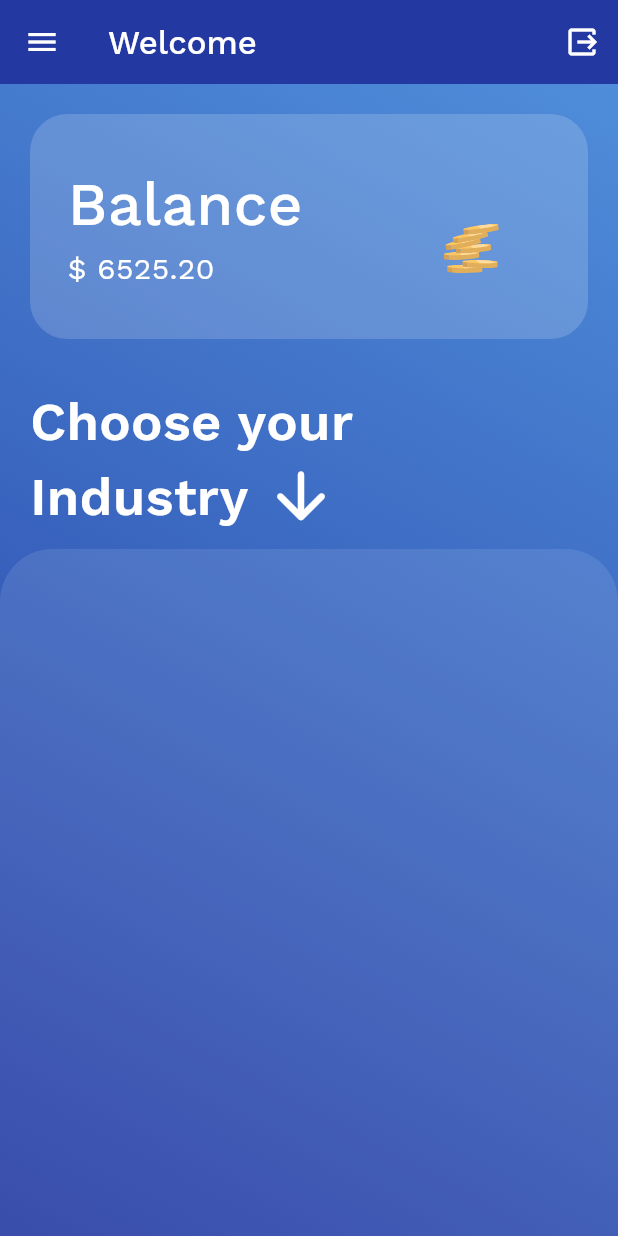
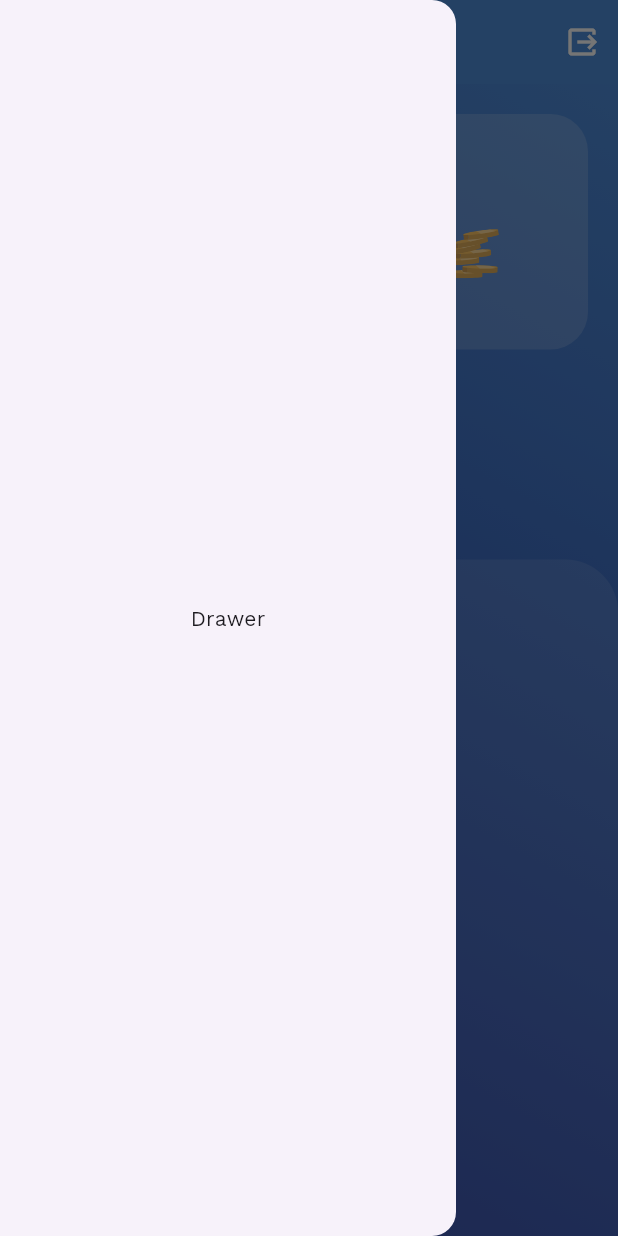
Before and after one commit to jayneeel/Neru-Lending-App, a Flutter app: the DashboardScreen screen opened directly, after a tap on the "menu" icon, on a phone screen of 412 x 824 dp. Run offline on Flutter 3.47's test engine with Material 3 defaults, Android fonts, the light colour scheme and no system bars; our stand-ins replace cloud_firestore, firebase_core, get, lottie, shimmer; accounts and stored records are empty.

Commit message:
- shimmer added

```diff
--- a/lib/presentation/dashboard/screens/dashboard_screen.dart
+++ b/lib/presentation/dashboard/screens/dashboard_screen.dart
@@ -3,6 +3,7 @@ import 'package:flutter/material.dart';
 import 'package:lottie/lottie.dart';
 import 'package:neru_lending_app/presentation/dashboard/widgets/counter_balance_text.dart';
 import 'package:neru_lending_app/presentation/dashboard/widgets/industry_card.dart';
+import 'package:neru_lending_app/presentation/dashboard/widgets/shimmer_list.dart';
 import 'package:neru_lending_app/utils/constant_colors.dart';
 import 'package:neru_lending_app/utils/constant_fonts.dart';
 
@@ -13,15 +14,18 @@ class DashboardScreen extends StatelessWidget {
   Widget build(BuildContext context) {
     return Scaffold(
       appBar: AppBar(
-        leading: IconButton(
-          icon: const Icon(
-            Icons.menu,
-            color: Pallete.whiteColor,
-          ),
-          tooltip: "Menu",
-          onPressed: () {},
-        ),
-        backgroundColor: ConstantColors.gradientBeginColor,
+        backgroundColor: ConstantColors.gradientStopColor,
+        leading: Builder(builder: (context) {
+          return GestureDetector(
+            onTap: () {
+              Scaffold.of(context).openDrawer();
+            },
+            child: const Icon(
+              Icons.menu,
+              color: Pallete.whiteColor,
+            ),
+          );
+        }),
         title: Text(
           "Welcome",
           style: TextStyle(fontFamily: ConstantFonts.workSansMedium, color: ConstantColors.whiteColor),
@@ -35,6 +39,11 @@ class DashboardScreen extends StatelessWidget {
                 color: ConstantColors.whiteColor,
               ))
         ],
+      ),
+      drawer: const Drawer(
+        child: Center(
+          child: Text("Drawer"),
+        ),
       ),
       body: Container(
         decoration: BoxDecoration(
@@ -93,7 +102,7 @@ class DashboardScreen extends StatelessWidget {
                           itemCount: docs.length,
                         );
                       }
-                        return const Center(child: CircularProgressIndicator());
+                        return const ShimmerList();
                     },
                     )),
               ),
@@ -135,6 +144,11 @@ class LiveBalanceCard extends StatelessWidget {
                       style: TextStyle(
                           fontFamily: ConstantFonts.workSansMedium, color: ConstantColors.whiteColor, fontSize: 40),
                     ),
+                    Text(
+                      "Your Business coins",
+                      style: TextStyle(
+                          fontFamily: ConstantFonts.workSansMedium, color: ConstantColors.whiteColor, fontSize: 15),
+                    ),
                     const CounterBalanceText(
                       begin: 0,
                       end: 6525.2,
--- /dev/null
+++ b/lib/presentation/dashboard/widgets/shimmer_list.dart
@@ -0,0 +1,29 @@
+import 'package:flutter/material.dart';
+import 'package:shimmer/shimmer.dart';
+
+class ShimmerList extends StatelessWidget {
+  const ShimmerList({super.key});
+
+  @override
+  Widget build(BuildContext context) {
+    return Shimmer.fromColors(
+      baseColor: Colors.grey[300]!,
+      highlightColor: Colors.grey[200]!,
+      child: GridView.builder(
+        itemCount: 6,
+        itemBuilder: (context, index) {
+          return Padding(
+            padding: const EdgeInsets.all(8.0),
+            child: Container(
+              width: 180,
+              height: 180,
+              decoration: BoxDecoration(
+                borderRadius: BorderRadius.circular(20),
+              ),
+            ),
+          );
+        }, gridDelegate: const SliverGridDelegateWithFixedCrossAxisCount(crossAxisCount: 2, childAspectRatio: 1),
+      ),
+    );
+  }
+}
--- a/pubspec.yaml
+++ b/pubspec.yaml
@@ -39,6 +39,7 @@ dependencies:
   lottie: ^3.1.2
   firebase_core: ^3.1.0
   cloud_firestore: ^5.0.1
+  shimmer: ^3.0.0
 
 dev_dependencies:
   flutter_test:
```
Also changed, not shown: pubspec.lock.
